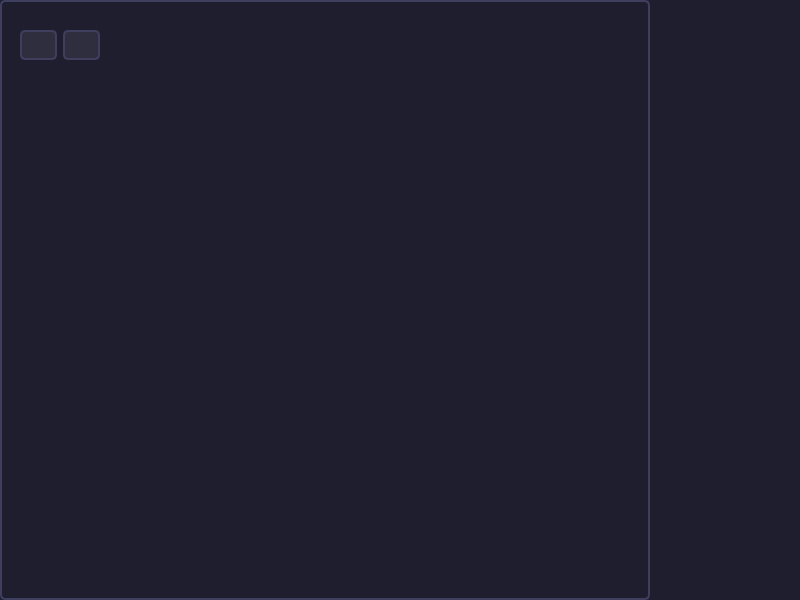
Qt form ui/mainwindow.ui (VadimZherko/Route) before a commit.
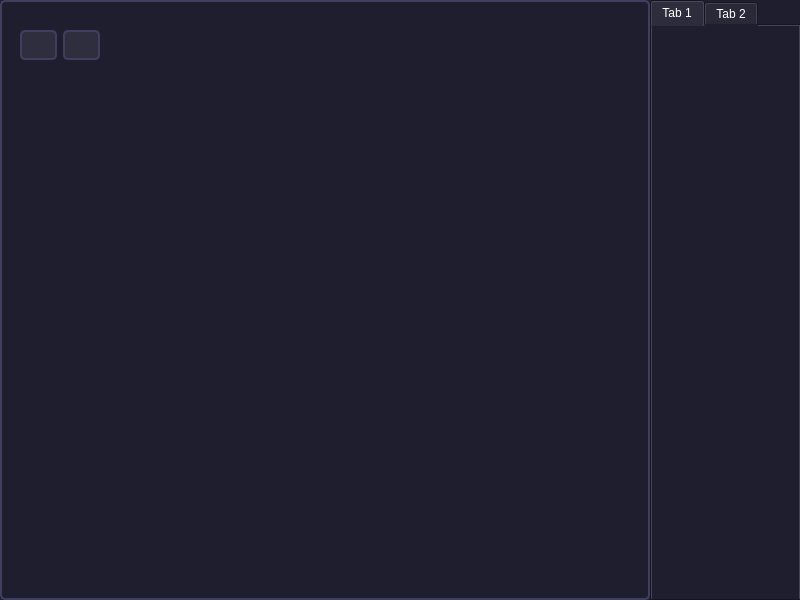
The same form after that commit. Icons and pictures are not drawn.

Diff of the .ui file:
```diff
--- a/ui/mainwindow.ui
+++ b/ui/mainwindow.ui
@@ -290,6 +290,29 @@
      <string/>
     </property>
    </widget>
+   <widget class="QTabWidget" name="tabWidget">
+    <property name="geometry">
+     <rect>
+      <x>650</x>
+      <y>0</y>
+      <width>151</width>
+      <height>601</height>
+     </rect>
+    </property>
+    <property name="currentIndex">
+     <number>0</number>
+    </property>
+    <widget class="QWidget" name="tab">
+     <attribute name="title">
+      <string>Tab 1</string>
+     </attribute>
+    </widget>
+    <widget class="QWidget" name="tab_2">
+     <attribute name="title">
+      <string>Tab 2</string>
+     </attribute>
+    </widget>
+   </widget>
   </widget>
   <action name="actionNew">
    <property name="text">
```
